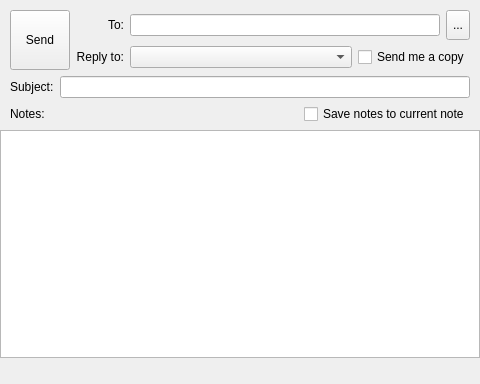
Old version of the form src/ui/wizEmailShareDialog.ui in the repository WizTeam/WizQTClient.
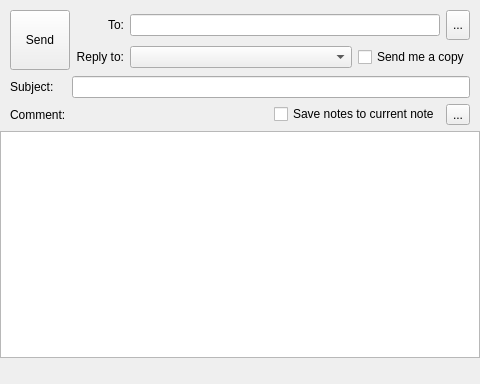
New version of the form.

Commit message: email对话框增加插入笔记选项

The edit to the form file:
```diff
--- a/src/ui/wizEmailShareDialog.ui
+++ b/src/ui/wizEmailShareDialog.ui
@@ -149,7 +149,7 @@
        <item row="1" column="0">
         <widget class="QLabel" name="label_4">
          <property name="text">
-          <string>Notes:</string>
+          <string>Comment:</string>
          </property>
         </widget>
        </item>
@@ -175,6 +175,13 @@
            </property>
           </widget>
          </item>
+         <item>
+          <widget class="QToolButton" name="toolButton_settings">
+           <property name="text">
+            <string>...</string>
+           </property>
+          </widget>
+         </item>
         </layout>
        </item>
       </layout>
```
The commit also changes 2 other files.
